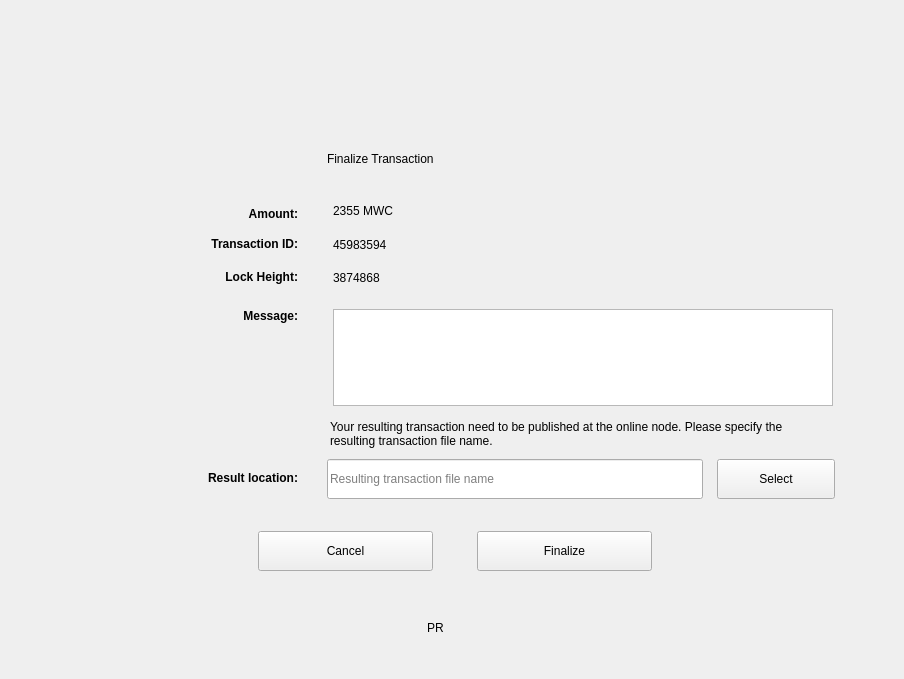
Qt form windows_desktop/g_filetransaction.ui (0xkobe/mwc-wallet) before a commit.
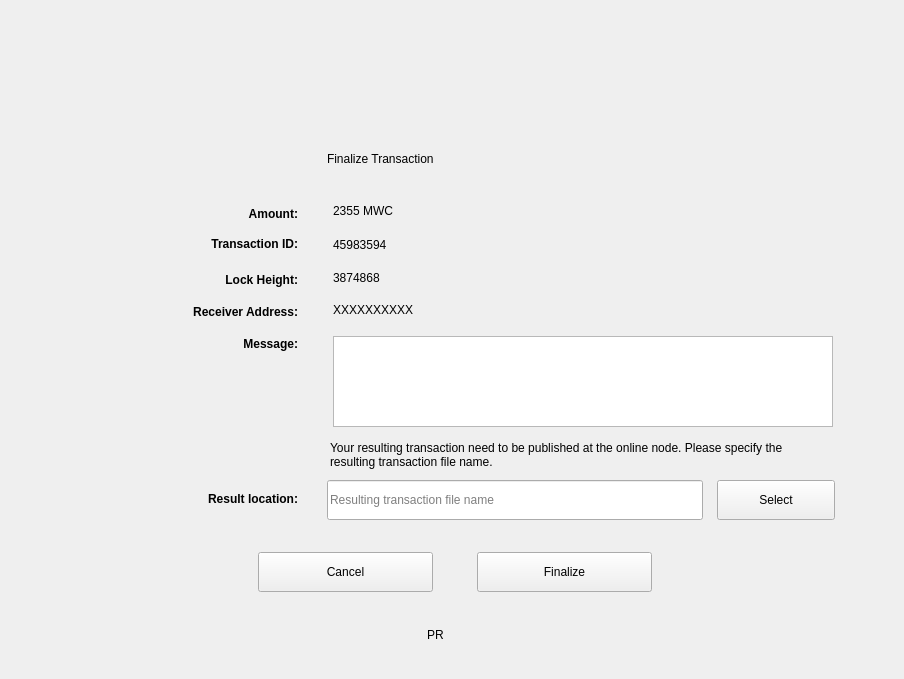
The same form after that commit. Icons and pictures are not drawn. Custom widgets are drawn as their Qt base class.

```diff
--- a/windows_desktop/g_filetransaction.ui
+++ b/windows_desktop/g_filetransaction.ui
@@ -62,7 +62,7 @@
        <property name="minimumSize">
         <size>
          <width>778</width>
-         <height>475</height>
+         <height>500</height>
         </size>
        </property>
        <property name="maximumSize">
@@ -75,7 +75,7 @@
         <property name="geometry">
          <rect>
           <x>414</x>
-          <y>429</y>
+          <y>450</y>
           <width>175</width>
           <height>40</height>
          </rect>
@@ -167,7 +167,7 @@
         <property name="geometry">
          <rect>
           <x>114</x>
-          <y>204</y>
+          <y>232</y>
           <width>121</width>
           <height>20</height>
          </rect>
@@ -202,7 +202,7 @@
         <property name="geometry">
          <rect>
           <x>104</x>
-          <y>165</y>
+          <y>168</y>
           <width>131</width>
           <height>20</height>
          </rect>
@@ -247,7 +247,7 @@
         <property name="geometry">
          <rect>
           <x>195</x>
-          <y>429</y>
+          <y>450</y>
           <width>175</width>
           <height>40</height>
          </rect>
@@ -281,9 +281,9 @@
         <property name="geometry">
          <rect>
           <x>270</x>
-          <y>207</y>
+          <y>234</y>
           <width>500</width>
-          <height>97</height>
+          <height>91</height>
          </rect>
         </property>
         <property name="sizePolicy">
@@ -314,7 +314,7 @@
          <string>&lt;!DOCTYPE HTML PUBLIC &quot;-//W3C//DTD HTML 4.0//EN&quot; &quot;http://www.w3.org/TR/REC-html40/strict.dtd&quot;&gt;
 &lt;html&gt;&lt;head&gt;&lt;meta name=&quot;qrichtext&quot; content=&quot;1&quot; /&gt;&lt;style type=&quot;text/css&quot;&gt;
 p, li { white-space: pre-wrap; }
-&lt;/style&gt;&lt;/head&gt;&lt;body style=&quot; font-family:'.SF NS Text'; font-size:13pt; font-weight:400; font-style:normal;&quot;&gt;
+&lt;/style&gt;&lt;/head&gt;&lt;body style=&quot; font-family:'.AppleSystemUIFont'; font-size:13pt; font-weight:400; font-style:normal;&quot;&gt;
 &lt;p style=&quot;-qt-paragraph-type:empty; margin-top:0px; margin-bottom:0px; margin-left:0px; margin-right:0px; -qt-block-indent:0; text-indent:0px; font-family:'.SF NS Text';&quot;&gt;&lt;br /&gt;&lt;/p&gt;&lt;/body&gt;&lt;/html&gt;</string>
         </property>
         <property name="acceptRichText">
@@ -328,7 +328,7 @@
         <property name="geometry">
          <rect>
           <x>0</x>
-          <y>315</y>
+          <y>336</y>
           <width>778</width>
           <height>91</height>
          </rect>
@@ -437,6 +437,35 @@
          </property>
         </widget>
        </widget>
+       <widget class="control::MwcLabelNormal" name="label_9">
+        <property name="geometry">
+         <rect>
+          <x>104</x>
+          <y>200</y>
+          <width>131</width>
+          <height>20</height>
+         </rect>
+        </property>
+        <property name="text">
+         <string>&lt;b&gt;Receiver Address:&lt;/b&gt;</string>
+        </property>
+        <property name="alignment">
+         <set>Qt::AlignRight|Qt::AlignTrailing|Qt::AlignVCenter</set>
+        </property>
+       </widget>
+       <widget class="control::MwcLabelNormal" name="receiverAddressLabel">
+        <property name="geometry">
+         <rect>
+          <x>270</x>
+          <y>200</y>
+          <width>500</width>
+          <height>16</height>
+         </rect>
+        </property>
+        <property name="text">
+         <string>XXXXXXXXXX</string>
+        </property>
+       </widget>
       </widget>
      </item>
      <item>
@@ -575,15 +604,20 @@
   </layout>
  </widget>
  <customwidgets>
+  <customwidget>
+   <class>control::MwcLabelProgress</class>
+   <extends>QLabel</extends>
+   <header>control_desktop/MwcLabelProgress.h</header>
+  </customwidget>
   <customwidget>
    <class>control::MwcPushButtonNormal</class>
    <extends>QPushButton</extends>
    <header>control_desktop/MwcPushButton.h</header>
   </customwidget>
   <customwidget>
-   <class>control::MwcLabelProgress</class>
+   <class>control::MwcLabelLarge</class>
    <extends>QLabel</extends>
-   <header>control_desktop/MwcLabelProgress.h</header>
+   <header>control_desktop/MwcLabel.h</header>
   </customwidget>
   <customwidget>
    <class>control::MwcLabelNormal</class>
@@ -600,11 +634,6 @@
    <extends>QLabel</extends>
    <header>control_desktop/MwcLabel.h</header>
   </customwidget>
-  <customwidget>
-   <class>control::MwcLabelLarge</class>
-   <extends>QLabel</extends>
-   <header>control_desktop/MwcLabel.h</header>
-  </customwidget>
  </customwidgets>
  <tabstops>
   <tabstop>message</tabstop>
```
